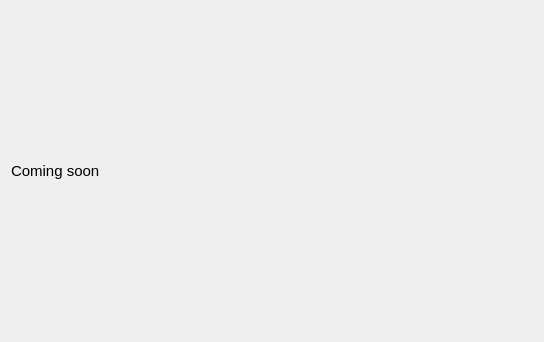
This is src/qt/forms/marketdata.ui in Leocoin-project/LEOcoin-Old as Qt 5 draws it before an edit. The edited form follows.
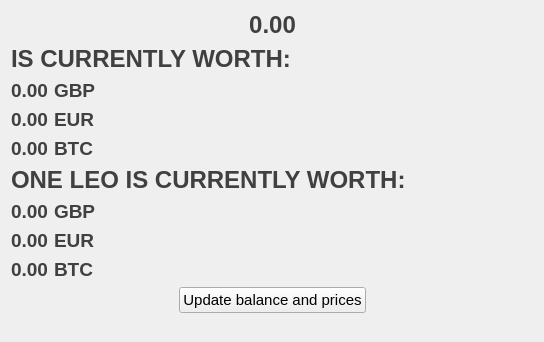
This is the edited form.

Commit message: Added json parsing and UI

Patch:
```diff
--- a/src/qt/forms/marketdata.ui
+++ b/src/qt/forms/marketdata.ui
@@ -20,11 +20,480 @@
   </property>
   <layout class="QVBoxLayout" name="verticalLayout_5">
    <item>
-    <widget class="QLabel" name="label">
-     <property name="text">
-      <string>Coming soon</string>
+    <layout class="QVBoxLayout" name="priceInfo">
+     <item>
+      <layout class="QHBoxLayout" name="currentBalance">
+       <item>
+        <spacer name="horizontalSpacer_9">
+         <property name="orientation">
+          <enum>Qt::Horizontal</enum>
+         </property>
+         <property name="sizeHint" stdset="0">
+          <size>
+           <width>40</width>
+           <height>20</height>
+          </size>
+         </property>
+        </spacer>
+       </item>
+       <item>
+        <widget class="QLabel" name="labelBalance">
+         <property name="sizePolicy">
+          <sizepolicy hsizetype="Fixed" vsizetype="Fixed">
+           <horstretch>0</horstretch>
+           <verstretch>0</verstretch>
+          </sizepolicy>
+         </property>
+         <property name="font">
+          <font>
+           <pointsize>18</pointsize>
+           <weight>75</weight>
+           <bold>true</bold>
+          </font>
+         </property>
+         <property name="styleSheet">
+          <string notr="true">color: rgb(65, 64, 65);</string>
+         </property>
+         <property name="text">
+          <string>0.00</string>
+         </property>
+         <property name="alignment">
+          <set>Qt::AlignHCenter|Qt::AlignTop</set>
+         </property>
+        </widget>
+       </item>
+       <item>
+        <spacer name="horizontalSpacer">
+         <property name="orientation">
+          <enum>Qt::Horizontal</enum>
+         </property>
+         <property name="sizeHint" stdset="0">
+          <size>
+           <width>40</width>
+           <height>20</height>
+          </size>
+         </property>
+        </spacer>
+       </item>
+      </layout>
+     </item>
+     <item>
+      <layout class="QHBoxLayout" name="worth">
+       <item>
+        <widget class="QLabel" name="worthLabel">
+         <property name="sizePolicy">
+          <sizepolicy hsizetype="Fixed" vsizetype="Fixed">
+           <horstretch>0</horstretch>
+           <verstretch>0</verstretch>
+          </sizepolicy>
+         </property>
+         <property name="font">
+          <font>
+           <pointsize>18</pointsize>
+           <weight>75</weight>
+           <bold>true</bold>
+          </font>
+         </property>
+         <property name="styleSheet">
+          <string notr="true">color: rgb(65, 64, 65);</string>
+         </property>
+         <property name="text">
+          <string>IS CURRENTLY WORTH:</string>
+         </property>
+         <property name="alignment">
+          <set>Qt::AlignLeading|Qt::AlignLeft|Qt::AlignTop</set>
+         </property>
+        </widget>
+       </item>
+       <item>
+        <spacer name="horizontalSpacer_2">
+         <property name="orientation">
+          <enum>Qt::Horizontal</enum>
+         </property>
+         <property name="sizeHint" stdset="0">
+          <size>
+           <width>40</width>
+           <height>20</height>
+          </size>
+         </property>
+        </spacer>
+       </item>
+      </layout>
+     </item>
+     <item>
+      <layout class="QHBoxLayout" name="GBP">
+       <item>
+        <widget class="QLabel" name="labelGBP">
+         <property name="font">
+          <font>
+           <pointsize>14</pointsize>
+           <weight>75</weight>
+           <bold>true</bold>
+          </font>
+         </property>
+         <property name="styleSheet">
+          <string notr="true">color: rgb(65, 64, 65);</string>
+         </property>
+         <property name="text">
+          <string>0.00</string>
+         </property>
+        </widget>
+       </item>
+       <item>
+        <widget class="QLabel" name="label_2">
+         <property name="font">
+          <font>
+           <pointsize>14</pointsize>
+           <weight>75</weight>
+           <bold>true</bold>
+          </font>
+         </property>
+         <property name="styleSheet">
+          <string notr="true">color: rgb(65, 64, 65);</string>
+         </property>
+         <property name="text">
+          <string>GBP</string>
+         </property>
+        </widget>
+       </item>
+       <item>
+        <spacer name="horizontalSpacer_3">
+         <property name="orientation">
+          <enum>Qt::Horizontal</enum>
+         </property>
+         <property name="sizeHint" stdset="0">
+          <size>
+           <width>40</width>
+           <height>20</height>
+          </size>
+         </property>
+        </spacer>
+       </item>
+      </layout>
+     </item>
+     <item>
+      <layout class="QHBoxLayout" name="EUR">
+       <item>
+        <widget class="QLabel" name="labelEUR">
+         <property name="font">
+          <font>
+           <pointsize>14</pointsize>
+           <weight>75</weight>
+           <bold>true</bold>
+          </font>
+         </property>
+         <property name="styleSheet">
+          <string notr="true">color: rgb(65, 64, 65);</string>
+         </property>
+         <property name="text">
+          <string>0.00</string>
+         </property>
+        </widget>
+       </item>
+       <item>
+        <widget class="QLabel" name="label_3">
+         <property name="font">
+          <font>
+           <pointsize>14</pointsize>
+           <weight>75</weight>
+           <bold>true</bold>
+          </font>
+         </property>
+         <property name="styleSheet">
+          <string notr="true">color: rgb(65, 64, 65);</string>
+         </property>
+         <property name="text">
+          <string>EUR</string>
+         </property>
+        </widget>
+       </item>
+       <item>
+        <spacer name="horizontalSpacer_4">
+         <property name="orientation">
+          <enum>Qt::Horizontal</enum>
+         </property>
+         <property name="sizeHint" stdset="0">
+          <size>
+           <width>40</width>
+           <height>20</height>
+          </size>
+         </property>
+        </spacer>
+       </item>
+      </layout>
+     </item>
+     <item>
+      <layout class="QHBoxLayout" name="BTC">
+       <item>
+        <widget class="QLabel" name="labelBTC">
+         <property name="font">
+          <font>
+           <pointsize>14</pointsize>
+           <weight>75</weight>
+           <bold>true</bold>
+          </font>
+         </property>
+         <property name="styleSheet">
+          <string notr="true">color: rgb(65, 64, 65);</string>
+         </property>
+         <property name="text">
+          <string>0.00</string>
+         </property>
+        </widget>
+       </item>
+       <item>
+        <widget class="QLabel" name="label_4">
+         <property name="font">
+          <font>
+           <pointsize>14</pointsize>
+           <weight>75</weight>
+           <bold>true</bold>
+          </font>
+         </property>
+         <property name="styleSheet">
+          <string notr="true">color: rgb(65, 64, 65);</string>
+         </property>
+         <property name="text">
+          <string>BTC</string>
+         </property>
+        </widget>
+       </item>
+       <item>
+        <spacer name="horizontalSpacer_5">
+         <property name="orientation">
+          <enum>Qt::Horizontal</enum>
+         </property>
+         <property name="sizeHint" stdset="0">
+          <size>
+           <width>40</width>
+           <height>20</height>
+          </size>
+         </property>
+        </spacer>
+       </item>
+      </layout>
+     </item>
+     <item>
+      <widget class="QLabel" name="oneWorth">
+       <property name="font">
+        <font>
+         <pointsize>18</pointsize>
+         <weight>75</weight>
+         <bold>true</bold>
+        </font>
+       </property>
+       <property name="styleSheet">
+        <string notr="true">color: rgb(65, 64, 65);</string>
+       </property>
+       <property name="text">
+        <string>ONE LEO IS CURRENTLY WORTH:</string>
+       </property>
+      </widget>
+     </item>
+     <item>
+      <layout class="QHBoxLayout" name="GPB1">
+       <item>
+        <widget class="QLabel" name="labelGBP1">
+         <property name="font">
+          <font>
+           <pointsize>14</pointsize>
+           <weight>75</weight>
+           <bold>true</bold>
+          </font>
+         </property>
+         <property name="styleSheet">
+          <string notr="true">color: rgb(65, 64, 65);</string>
+         </property>
+         <property name="text">
+          <string>0.00</string>
+         </property>
+        </widget>
+       </item>
+       <item>
+        <widget class="QLabel" name="label_5">
+         <property name="font">
+          <font>
+           <pointsize>14</pointsize>
+           <weight>75</weight>
+           <bold>true</bold>
+          </font>
+         </property>
+         <property name="styleSheet">
+          <string notr="true">color: rgb(65, 64, 65);</string>
+         </property>
+         <property name="text">
+          <string>GBP</string>
+         </property>
+        </widget>
+       </item>
+       <item>
+        <spacer name="horizontalSpacer_6">
+         <property name="orientation">
+          <enum>Qt::Horizontal</enum>
+         </property>
+         <property name="sizeHint" stdset="0">
+          <size>
+           <width>40</width>
+           <height>20</height>
+          </size>
+         </property>
+        </spacer>
+       </item>
+      </layout>
+     </item>
+     <item>
+      <layout class="QHBoxLayout" name="EUR1">
+       <item>
+        <widget class="QLabel" name="labelEUR1">
+         <property name="font">
+          <font>
+           <pointsize>14</pointsize>
+           <weight>75</weight>
+           <bold>true</bold>
+          </font>
+         </property>
+         <property name="styleSheet">
+          <string notr="true">color: rgb(65, 64, 65);</string>
+         </property>
+         <property name="text">
+          <string>0.00</string>
+         </property>
+        </widget>
+       </item>
+       <item>
+        <widget class="QLabel" name="label_6">
+         <property name="font">
+          <font>
+           <pointsize>14</pointsize>
+           <weight>75</weight>
+           <bold>true</bold>
+          </font>
+         </property>
+         <property name="styleSheet">
+          <string notr="true">color: rgb(65, 64, 65);</string>
+         </property>
+         <property name="text">
+          <string>EUR</string>
+         </property>
+        </widget>
+       </item>
+       <item>
+        <spacer name="horizontalSpacer_7">
+         <property name="orientation">
+          <enum>Qt::Horizontal</enum>
+         </property>
+         <property name="sizeHint" stdset="0">
+          <size>
+           <width>40</width>
+           <height>20</height>
+          </size>
+         </property>
+        </spacer>
+       </item>
+      </layout>
+     </item>
+     <item>
+      <layout class="QHBoxLayout" name="BTC1">
+       <item>
+        <widget class="QLabel" name="labelBTC1">
+         <property name="font">
+          <font>
+           <pointsize>14</pointsize>
+           <weight>75</weight>
+           <bold>true</bold>
+          </font>
+         </property>
+         <property name="styleSheet">
+          <string notr="true">color: rgb(65, 64, 65);</string>
+         </property>
+         <property name="text">
+          <string>0.00</string>
+         </property>
+        </widget>
+       </item>
+       <item>
+        <widget class="QLabel" name="label_7">
+         <property name="font">
+          <font>
+           <pointsize>14</pointsize>
+           <weight>75</weight>
+           <bold>true</bold>
+          </font>
+         </property>
+         <property name="styleSheet">
+          <string notr="true">color: rgb(65, 64, 65);</string>
+         </property>
+         <property name="text">
+          <string>BTC</string>
+         </property>
+        </widget>
+       </item>
+       <item>
+        <spacer name="horizontalSpacer_8">
+         <property name="orientation">
+          <enum>Qt::Horizontal</enum>
+         </property>
+         <property name="sizeHint" stdset="0">
+          <size>
+           <width>40</width>
+           <height>20</height>
+          </size>
+         </property>
+        </spacer>
+       </item>
+      </layout>
+     </item>
+     <item>
+      <layout class="QHBoxLayout" name="refresh">
+       <item>
+        <spacer name="horizontalSpacer_10">
+         <property name="orientation">
+          <enum>Qt::Horizontal</enum>
+         </property>
+         <property name="sizeHint" stdset="0">
+          <size>
+           <width>40</width>
+           <height>20</height>
+          </size>
+         </property>
+        </spacer>
+       </item>
+       <item>
+        <widget class="QPushButton" name="refreshButton">
+         <property name="text">
+          <string>Update balance and prices</string>
+         </property>
+        </widget>
+       </item>
+       <item>
+        <spacer name="horizontalSpacer_11">
+         <property name="orientation">
+          <enum>Qt::Horizontal</enum>
+         </property>
+         <property name="sizeHint" stdset="0">
+          <size>
+           <width>40</width>
+           <height>20</height>
+          </size>
+         </property>
+        </spacer>
+       </item>
+      </layout>
+     </item>
+    </layout>
+   </item>
+   <item>
+    <spacer name="verticalSpacer">
+     <property name="orientation">
+      <enum>Qt::Vertical</enum>
      </property>
-    </widget>
+     <property name="sizeHint" stdset="0">
+      <size>
+       <width>20</width>
+       <height>40</height>
+      </size>
+     </property>
+    </spacer>
    </item>
   </layout>
  </widget>
```
The commit also changes 4 other files.
